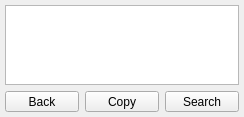
Qt form src/dlgSetText.ui (ic005k/Knot-Legacy) before a commit.
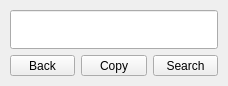
The same form after that commit.

What changed in the file:
```diff
--- a/src/dlgSetText.ui
+++ b/src/dlgSetText.ui
@@ -6,28 +6,37 @@
    <rect>
     <x>0</x>
     <y>0</y>
-    <width>244</width>
-    <height>117</height>
+    <width>228</width>
+    <height>81</height>
    </rect>
   </property>
   <property name="windowTitle">
    <string>Dialog</string>
   </property>
   <layout class="QVBoxLayout" name="verticalLayout">
+   <property name="spacing">
+    <number>-1</number>
+   </property>
    <property name="leftMargin">
-    <number>5</number>
+    <number>10</number>
    </property>
    <property name="topMargin">
-    <number>5</number>
+    <number>10</number>
    </property>
    <property name="rightMargin">
-    <number>5</number>
+    <number>10</number>
    </property>
    <property name="bottomMargin">
-    <number>5</number>
+    <number>10</number>
    </property>
    <item>
-    <widget class="QTextEdit" name="textEdit"/>
+    <widget class="QLineEdit" name="lineEdit">
+     <property name="font">
+      <font>
+       <pointsize>20</pointsize>
+      </font>
+     </property>
+    </widget>
    </item>
    <item>
     <layout class="QHBoxLayout" name="horizontalLayout">
```
